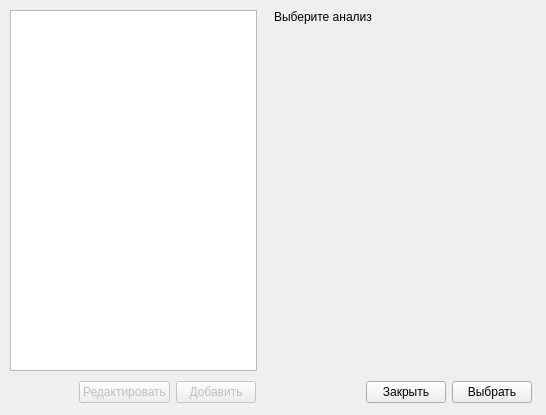
Qt form src/Tsunami/ChoiceAnalysisForm.ui (maluginp/Tsunami) before a commit.
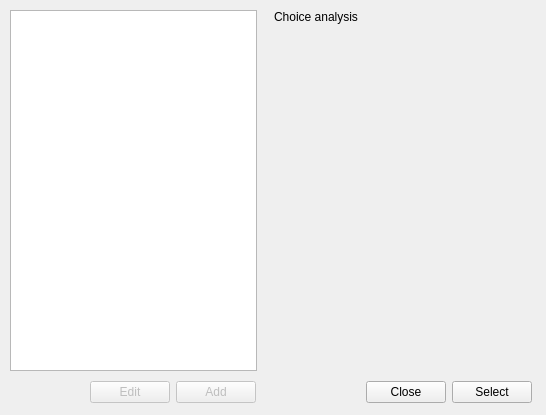
The same form after that commit.

```diff
--- a/src/Tsunami/ChoiceAnalysisForm.ui
+++ b/src/Tsunami/ChoiceAnalysisForm.ui
@@ -13,7 +13,7 @@
   <property name="windowTitle">
    <string>Выберите тип анализа для измерения</string>
   </property>
-  <widget class="QWidget" name="">
+  <widget class="QWidget" name="layoutWidget">
    <property name="geometry">
     <rect>
      <x>40</x>
@@ -42,7 +42,7 @@
        <bool>false</bool>
       </property>
       <property name="text">
-       <string>Редактировать</string>
+       <string>Edit</string>
       </property>
      </widget>
     </item>
@@ -52,7 +52,7 @@
        <bool>false</bool>
       </property>
       <property name="text">
-       <string>Добавить</string>
+       <string>Add</string>
       </property>
      </widget>
     </item>
@@ -84,13 +84,13 @@
     </rect>
    </property>
    <property name="text">
-    <string>Выберите анализ</string>
+    <string>Choice analysis</string>
    </property>
    <property name="alignment">
     <set>Qt::AlignJustify|Qt::AlignTop</set>
    </property>
   </widget>
-  <widget class="QWidget" name="">
+  <widget class="QWidget" name="layoutWidget">
    <property name="geometry">
     <rect>
      <x>330</x>
@@ -116,14 +116,14 @@
     <item>
      <widget class="QPushButton" name="closeButton">
       <property name="text">
-       <string>Закрыть</string>
+       <string>Close</string>
       </property>
      </widget>
     </item>
     <item>
      <widget class="QPushButton" name="openButton">
       <property name="text">
-       <string>Выбрать</string>
+       <string>Select</string>
       </property>
      </widget>
     </item>
```
Left out of the diff: 2 changed lines with no effect on the pictures.
